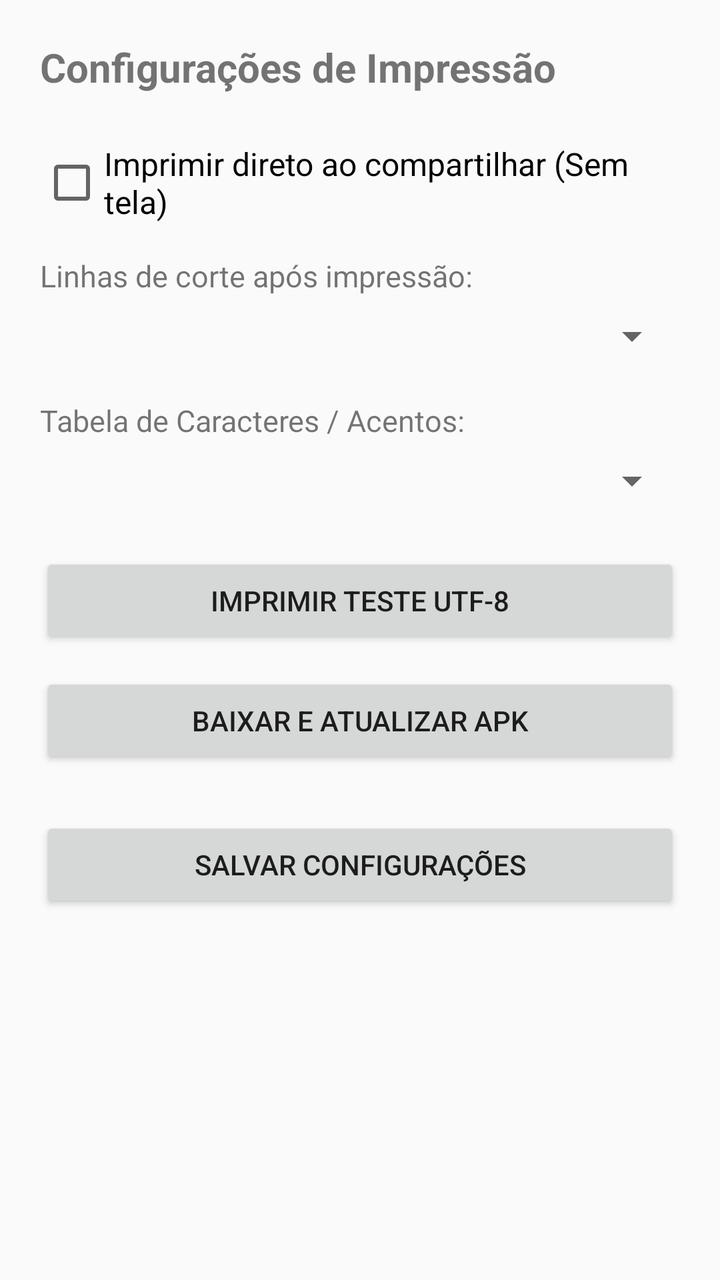
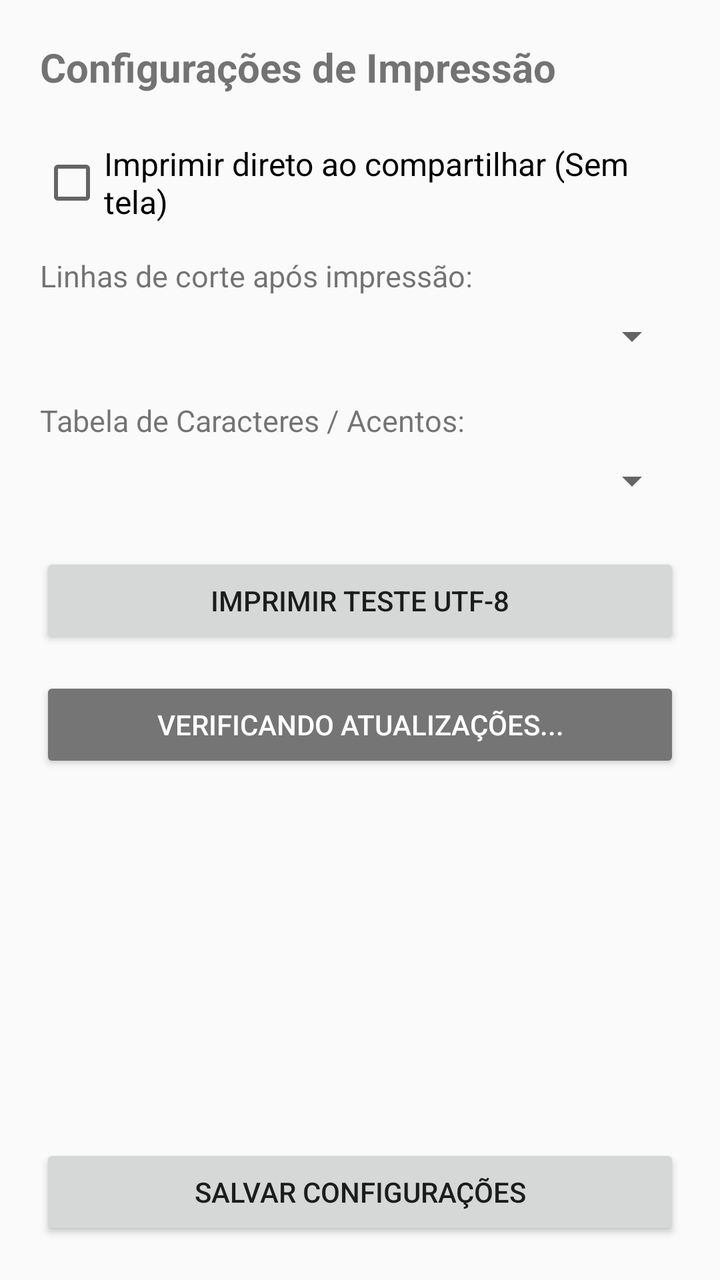

Before-and-after screenshots of an Android layout around one commit, followed by the original layout XML and the change that was made.
<!-- AndroidManifest.xml: application theme Theme.AppCompat.Light.DarkActionBar -->
<!-- res/layout/activity_settings.xml -->
<?xml version="1.0" encoding="utf-8"?>
<LinearLayout xmlns:android="http://schemas.android.com/apk/res/android"
    android:layout_width="match_parent"
    android:layout_height="match_parent"
    android:orientation="vertical"
    android:padding="20dp">

    <TextView
        android:layout_width="wrap_content"
        android:layout_height="wrap_content"
        android:text="Configurações de Impressão"
        android:textSize="20sp"
        android:textStyle="bold"
        android:layout_marginBottom="24dp" />

    <CheckBox
        android:id="@+id/cbDirectPrint"
        android:layout_width="match_parent"
        android:layout_height="wrap_content"
        android:text="Imprimir direto ao compartilhar (Sem tela)"
        android:textSize="16sp"
        android:layout_marginBottom="16dp" />

    <TextView
        android:layout_width="wrap_content"
        android:layout_height="wrap_content"
        android:text="Linhas de corte após impressão:"
        android:textSize="15sp"
        android:layout_marginBottom="8dp" />

    <Spinner
        android:id="@+id/spFeedLines"
        android:layout_width="match_parent"
        android:layout_height="wrap_content"
        android:layout_marginBottom="20dp" />

    <TextView
        android:layout_width="wrap_content"
        android:layout_height="wrap_content"
        android:text="Tabela de Caracteres / Acentos:"
        android:textSize="15sp"
        android:layout_marginBottom="8dp" />

    <Spinner
        android:id="@+id/spCodePage"
        android:layout_width="match_parent"
        android:layout_height="wrap_content"
        android:layout_marginBottom="24dp" />

    <Button
        android:id="@+id/btnTestPrint"
        android:layout_width="match_parent"
        android:layout_height="wrap_content"
        android:text="Imprimir Teste UTF-8"
        android:layout_marginBottom="12dp" />

    <Button
        android:id="@+id/btnCheckUpdate"
        android:layout_width="match_parent"
        android:layout_height="wrap_content"
        android:text="Baixar e Atualizar APK"
        android:layout_marginBottom="24dp" />

    <Button
        android:id="@+id/btnSaveSettings"
        android:layout_width="match_parent"
        android:layout_height="wrap_content"
        android:text="Salvar Configurações" />

</LinearLayout>
<!-- resources referenced by this layout -->
<resources>

</resources>

<!-- the commit's change to res/layout/activity_settings.xml (unified diff, before → after) -->
@@ -1,70 +1,89 @@
 <?xml version="1.0" encoding="utf-8"?>
-<LinearLayout xmlns:android="http://schemas.android.com/apk/res/android"
+<RelativeLayout xmlns:android="http://schemas.android.com/apk/res/android"
     android:layout_width="match_parent"
     android:layout_height="match_parent"
-    android:orientation="vertical"
     android:padding="20dp">
 
-    <TextView
-        android:layout_width="wrap_content"
-        android:layout_height="wrap_content"
-        android:text="Configurações de Impressão"
-        android:textSize="20sp"
-        android:textStyle="bold"
-        android:layout_marginBottom="24dp" />
+    
+    <ScrollView
+        android:layout_width="match_parent"
+        android:layout_height="match_parent"
+        android:layout_above="@id/btnSaveSettings"
+        android:fillViewport="true">
 
-    <CheckBox
-        android:id="@+id/cbDirectPrint"
-        android:layout_width="match_parent"
-        android:layout_height="wrap_content"
-        android:text="Imprimir direto ao compartilhar (Sem tela)"
-        android:textSize="16sp"
-        android:layout_marginBottom="16dp" />
+        <LinearLayout
+            android:layout_width="match_parent"
+            android:layout_height="wrap_content"
+            android:orientation="vertical">
 
-    <TextView
-        android:layout_width="wrap_content"
-        android:layout_height="wrap_content"
-        android:text="Linhas de corte após impressão:"
-        android:textSize="15sp"
-        android:layout_marginBottom="8dp" />
+            <TextView
+                android:layout_width="wrap_content"
+                android:layout_height="wrap_content"
+                android:text="Configurações de Impressão"
+                android:textSize="20sp"
+                android:textStyle="bold"
+                android:layout_marginBottom="24dp" />
 
-    <Spinner
-        android:id="@+id/spFeedLines"
-        android:layout_width="match_parent"
-        android:layout_height="wrap_content"
-        android:layout_marginBottom="20dp" />
+            <CheckBox
+                android:id="@+id/cbDirectPrint"
+                android:layout_width="match_parent"
+                android:layout_height="wrap_content"
+                android:text="Imprimir direto ao compartilhar (Sem tela)"
+                android:textSize="16sp"
+                android:layout_marginBottom="16dp" />
 
-    <TextView
-        android:layout_width="wrap_content"
-        android:layout_height="wrap_content"
-        android:text="Tabela de Caracteres / Acentos:"
-        android:textSize="15sp"
-        android:layout_marginBottom="8dp" />
+            <TextView
+                android:layout_width="wrap_content"
+                android:layout_height="wrap_content"
+                android:text="Linhas de corte após impressão:"
+                android:textSize="15sp"
+                android:layout_marginBottom="8dp" />
 
-    <Spinner
-        android:id="@+id/spCodePage"
-        android:layout_width="match_parent"
-        android:layout_height="wrap_content"
-        android:layout_marginBottom="24dp" />
+            <Spinner
+                android:id="@+id/spFeedLines"
+                android:layout_width="match_parent"
+                android:layout_height="wrap_content"
+                android:layout_marginBottom="20dp" />
 
-    <Button
-        android:id="@+id/btnTestPrint"
-        android:layout_width="match_parent"
-        android:layout_height="wrap_content"
-        android:text="Imprimir Teste UTF-8"
-        android:layout_marginBottom="12dp" />
+            <TextView
+                android:layout_width="wrap_content"
+                android:layout_height="wrap_content"
+                android:text="Tabela de Caracteres / Acentos:"
+                android:textSize="15sp"
+                android:layout_marginBottom="8dp" />
 
-    <Button
-        android:id="@+id/btnCheckUpdate"
-        android:layout_width="match_parent"
-        android:layout_height="wrap_content"
-        android:text="Baixar e Atualizar APK"
-        android:layout_marginBottom="24dp" />
+            <Spinner
+                android:id="@+id/spCodePage"
+                android:layout_width="match_parent"
+                android:layout_height="wrap_content"
+                android:layout_marginBottom="24dp" />
 
+            <Button
+                android:id="@+id/btnTestPrint"
+                android:layout_width="match_parent"
+                android:layout_height="wrap_content"
+                android:text="Imprimir Teste UTF-8"
+                android:layout_marginBottom="14dp" />
+
+            
+            <Button
+                android:id="@+id/btnCheckUpdate"
+                android:layout_width="match_parent"
+                android:layout_height="wrap_content"
+                android:text="Verificando atualizações..."
+                android:backgroundTint="#757575"
+                android:textColor="#FFFFFF"
+                android:layout_marginBottom="16dp" />
+
+        </LinearLayout>
+    </ScrollView>
+
+    
     <Button
         android:id="@+id/btnSaveSettings"
         android:layout_width="match_parent"
         android:layout_height="wrap_content"
+        android:layout_alignParentBottom="true"
         android:text="Salvar Configurações" />
 
-</LinearLayout>
+</RelativeLayout>
